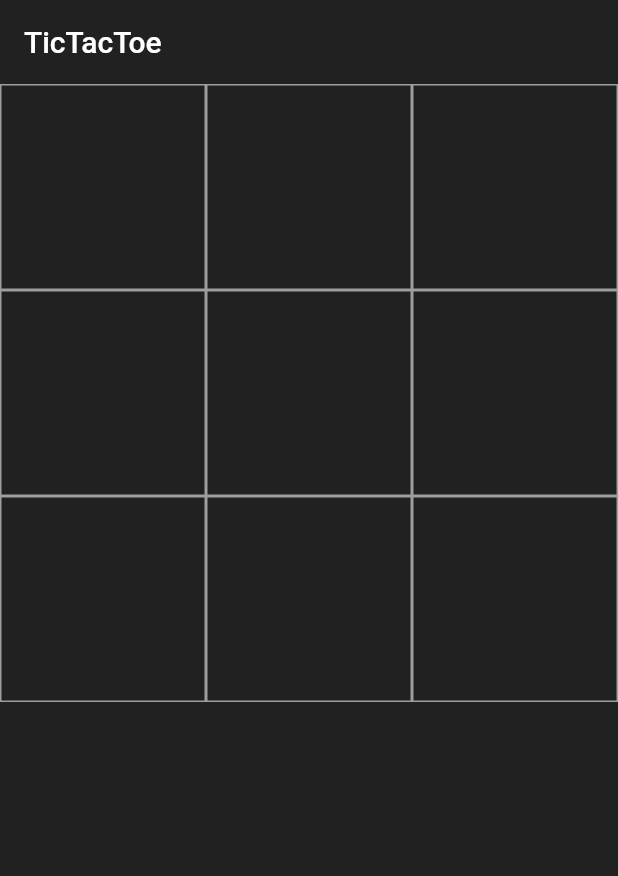
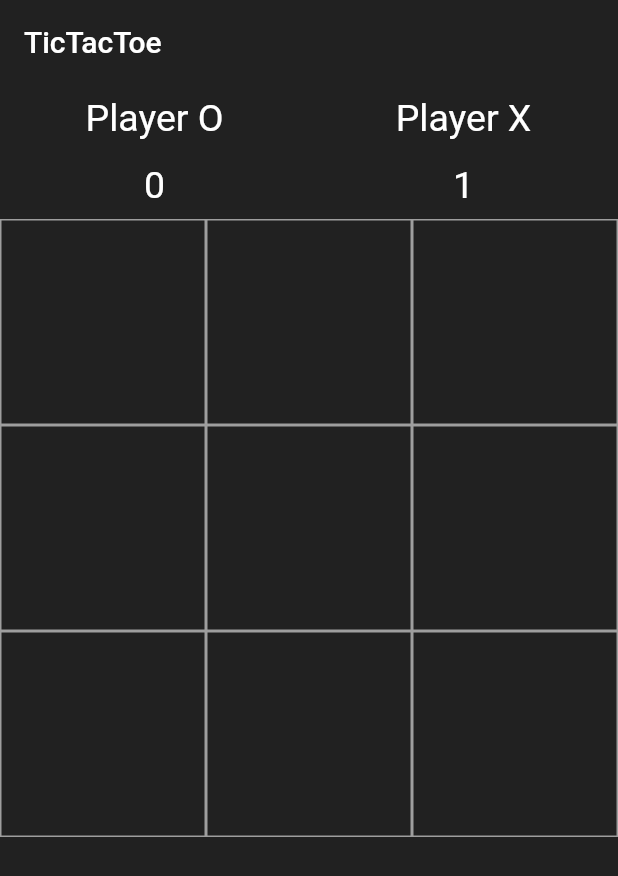
Before and after one commit to amirahmadadibi/tic_tac_toe, a Flutter app: the screen it shows after launch, on a phone screen of 412 x 824 dp. Shown: the top 876 px of the screen. Run offline on Flutter 3.47's test engine with Material 2 defaults, Android fonts, the phone set to English and light mode, and no system bars.

Commit message:
week7 E04 sovle problem scrolling nesting and chalnge

```diff
--- a/lib/screens/home_screen.dart
+++ b/lib/screens/home_screen.dart
@@ -6,13 +6,23 @@ class Home extends StatelessWidget {
   @override
   Widget build(BuildContext context) {
     return Scaffold(
-      appBar: AppBar(
-        elevation: 0,
+        appBar: AppBar(
+          elevation: 0,
+          backgroundColor: Colors.grey[900],
+          title: Text('TicTacToe'),
+        ),
         backgroundColor: Colors.grey[900],
-        title: Text('TicTacToe'),
-      ),
-      backgroundColor: Colors.grey[900],
-      body: GridView.builder(
+        body: Column(
+          children: [
+            getScoreBorad(),
+            getGridView(),
+          ],
+        ));
+  }
+
+  Widget getGridView() {
+    return Expanded(
+      child: GridView.builder(
         itemCount: 9,
         gridDelegate:
             SliverGridDelegateWithFixedCrossAxisCount(crossAxisCount: 3),
```
